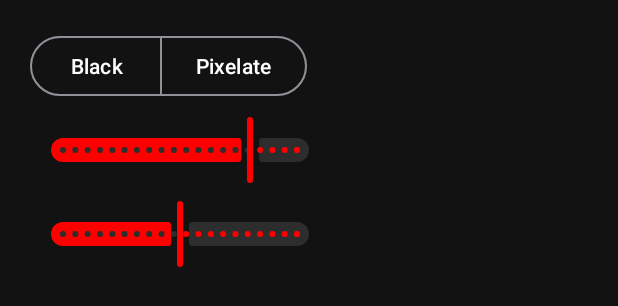
After one commit to anonfaded/FadVeil, an Android app built with Jetpack Compose: the layout overlay_control_panel.xml on its own in the app's theme, with its tools: preview values and no code run, on a phone screen of 412 x 824 dp. The commit adds this screen. Shown: the top 306 px of the screen. Run offline under Robolectric (Android 15) with nearby library versions, the phone set to English and light mode, and no system bars.

Commit message:
feat: added resizeable menu with opacity control

```diff
--- a/app/src/main/AndroidManifest.xml
+++ b/app/src/main/AndroidManifest.xml
@@ -3,6 +3,8 @@
     package="com.fadedhood.fadveil">
 
     <uses-permission android:name="android.permission.SYSTEM_ALERT_WINDOW" />
+    <uses-permission android:name="android.permission.FOREGROUND_SERVICE" />
+    <uses-permission android:name="android.permission.POST_NOTIFICATIONS" />
 
     <application
         android:allowBackup="true"
--- /dev/null
+++ b/app/src/main/res/layout/overlay_control_panel.xml
@@ -0,0 +1,58 @@
+<?xml version="1.0" encoding="utf-8"?>
+<LinearLayout xmlns:android="http://schemas.android.com/apk/res/android"
+    xmlns:app="http://schemas.android.com/apk/res-auto"
+    android:layout_width="wrap_content"
+    android:layout_height="wrap_content"
+    android:orientation="vertical"
+    android:padding="16dp">
+
+    <!-- Mode Switch -->
+    <com.google.android.material.button.MaterialButtonToggleGroup
+        android:id="@+id/modeToggleGroup"
+        android:layout_width="wrap_content"
+        android:layout_height="wrap_content"
+        android:layout_margin="4dp"
+        app:singleSelection="true">
+
+        <com.google.android.material.button.MaterialButton
+            android:id="@+id/blackMode"
+            style="?attr/materialButtonOutlinedStyle"
+            android:layout_width="wrap_content"
+            android:layout_height="wrap_content"
+            android:text="@string/black_mode" />
+
+        <com.google.android.material.button.MaterialButton
+            android:id="@+id/pixelateMode"
+            style="?attr/materialButtonOutlinedStyle"
+            android:layout_width="wrap_content"
+            android:layout_height="wrap_content"
+            android:text="@string/pixelate_mode" />
+    </com.google.android.material.button.MaterialButtonToggleGroup>
+
+    <!-- Opacity Slider -->
+    <com.google.android.material.slider.Slider
+        android:id="@+id/opacitySlider"
+        android:layout_width="200dp"
+        android:layout_height="wrap_content"
+        android:layout_margin="4dp"
+        android:contentDescription="@string/opacity_slider"
+        android:value="80"
+        android:valueFrom="0"
+        android:valueTo="100"
+        android:stepSize="1"
+        app:labelBehavior="floating" />
+
+    <!-- Pixelation Slider -->
+    <com.google.android.material.slider.Slider
+        android:id="@+id/pixelateSlider"
+        android:layout_width="200dp"
+        android:layout_height="wrap_content"
+        android:layout_margin="4dp"
+        android:contentDescription="@string/pixelate_slider"
+        android:value="50"
+        android:valueFrom="0"
+        android:valueTo="100"
+        android:stepSize="1"
+        app:labelBehavior="floating" />
+
+</LinearLayout>
--- /dev/null
+++ b/app/src/main/res/values/dimens.xml
@@ -0,0 +1,5 @@
+<?xml version="1.0" encoding="utf-8"?>
+<resources>
+    <dimen name="card_corner_radius">8dp</dimen>
+    <dimen name="card_elevation">4dp</dimen>
+</resources>
--- a/app/src/main/res/values/strings.xml
+++ b/app/src/main/res/values/strings.xml
@@ -15,4 +15,20 @@
     <string name="about_app_name">FadVeil</string>
     <string name="about_version">Version 1.0</string>
     <string name="about_description">A simple overlay app that helps you create movable dark spots on your screen.</string>
+
+    <!-- Overlay Controls -->
+
+    <string name="notification_text">Overlay is active</string>
+    <string name="percentage_format">%d%%</string>
+
+    <!-- Tutorial strings -->
+    <string name="resize_hint">Pinch to resize the overlay</string>
+    <string name="mode_hint">Double tap to switch modes</string>
+    <string name="control_hint">Long press to show controls</string>
+
+    <!-- Mode strings -->
+    <string name="black_mode">Black</string>
+    <string name="pixelate_mode">Pixelate</string>
+    <string name="opacity_slider">Opacity</string>
+    <string name="pixelate_slider">Pixel Size</string>
 </resources>
```
Also changed, not shown: app/src/main/java/com/fadedhood/fadveil/overlay/OverlayManager.kt (added, +284 -0 lines), app/src/main/java/com/fadedhood/fadveil/service/OverlayService.kt (added, +76 -0 lines), app/src/main/java/com/fadedhood/fadveil/services/OverlayService.kt (deleted, +0 -75 lines), app/src/main/java/com/fadedhood/fadveil/tutorial/OverlayTutorial.kt (added, +99 -0 lines), app/src/main/java/com/fadedhood/fadveil/tutorial/TutorialStep.kt (added, +9 -0 lines), app/src/main/res/drawable/ic_double_tap.xml (added, +9 -0 lines), app/src/main/res/drawable/ic_long_press.xml (added, +9 -0 lines), app/src/main/res/drawable/ic_pinch.xml (added, +9 -0 lines), app/src/main/res/layout/overlay_control_panel_content.xml (added, +58 -0 lines), app/src/main/res/layout/tutorial_tip.xml (added, +21 -0 lines).
